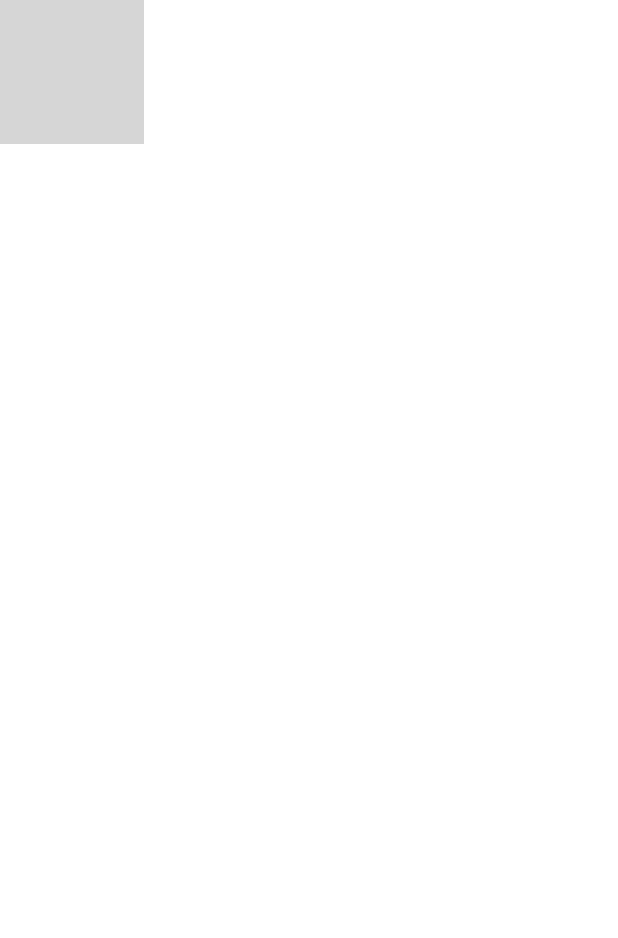
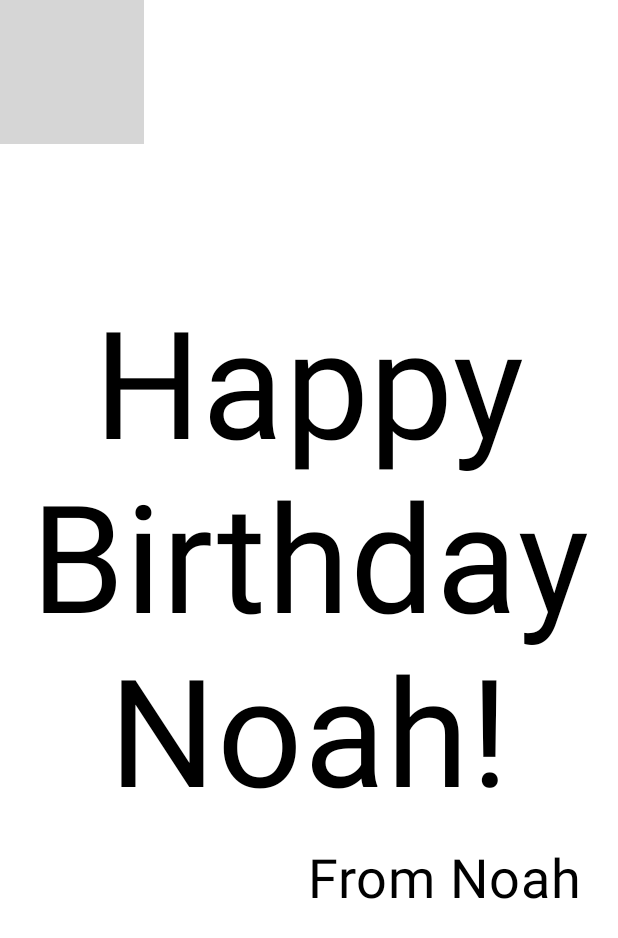
Before and after one commit to ngil0001/HappyBirthdayApp, an Android app built with Jetpack Compose: the @Preview function BirthdayCardPreview, on a phone screen of 412 x 824 dp. Shown: the top 938 px of the screen. Run offline under Robolectric (Android 15) with nearby library versions, the phone set to English and light mode, and no system bars; grey boxes are pictures that could not be loaded.

Commit message:
Added image modifiers

```diff
--- a/app/src/main/java/com/example/happybirthdayapp/MainActivity.kt
+++ b/app/src/main/java/com/example/happybirthdayapp/MainActivity.kt
@@ -20,6 +20,8 @@ import androidx.compose.ui.tooling.preview.Preview
 import androidx.compose.ui.unit.dp
 import androidx.compose.ui.unit.sp
 import androidx.compose.foundation.Image
+import androidx.compose.foundation.layout.Box
+import androidx.compose.ui.layout.ContentScale
 import com.example.happybirthdayapp.ui.theme.HappyBirthdayAppTheme
 
 class MainActivity : ComponentActivity() {
@@ -33,7 +35,7 @@ class MainActivity : ComponentActivity() {
                     modifier = Modifier.fillMaxSize(),
                     color = MaterialTheme.colorScheme.background
                 ) {
-                    GreetingText(message = "Happy Birthday Noah!", from = "From Noah", modifier = Modifier.padding(8.dp))
+                    GreetingImage(message = "Happy Birthday Noah!", from = "From Noah", modifier = Modifier.padding(8.dp))
                 }
             }
         }
@@ -69,10 +71,20 @@ fun GreetingText(message: String, from: String, modifier: Modifier = Modifier) {
 @Composable
 fun GreetingImage(message: String, from: String, modifier: Modifier = Modifier) {
     val image = painterResource(R.drawable.androidparty)
-    Image(
-        painter = image,
-        contentDescription = null
-    )
+    Box(modifier) {
+        Image(
+            painter = image,
+            contentDescription = null,
+            contentScale = ContentScale.Crop, //crops image to screen size
+            alpha = 0.5F //opacity of image 0F = fully transparent
+        )
+        //Calls the greetingText and passes the vars to display the next over the image
+        GreetingText(
+            message = message,
+            from = from,
+            modifier = Modifier.fillMaxSize().padding(8.dp) //Keeps the modifier overrides
+        )
+    }
 }
 
 @Preview(showBackground = true)
```
